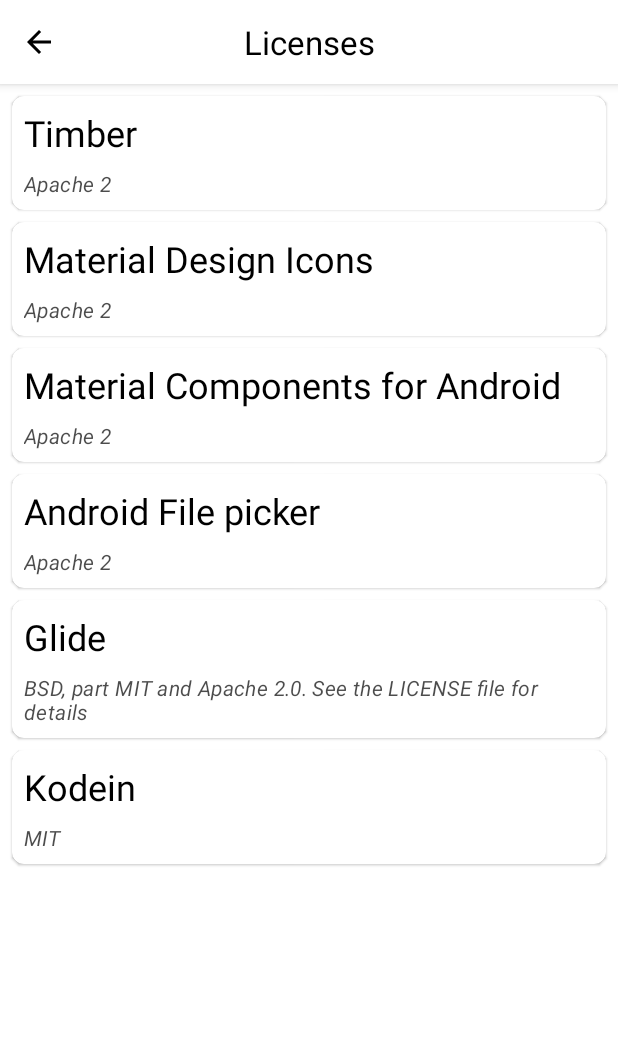
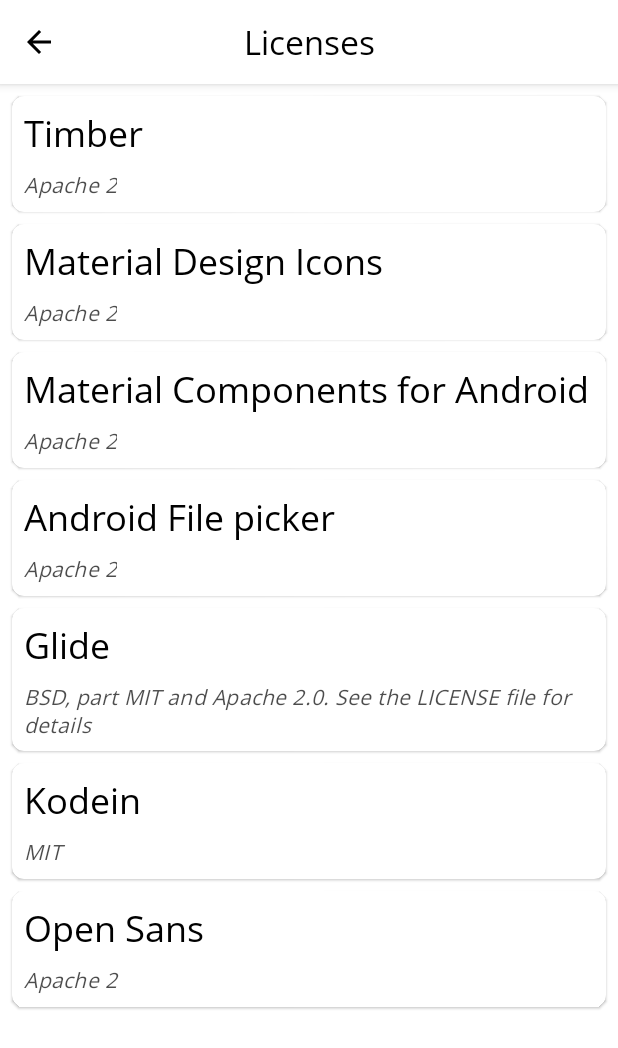
Before and after one commit to MarcDonald/Earworm, an Android app: the LicensesActivity screen opened directly, with no data from a screen before it, on a phone screen of 412 x 824 dp. Shown: the top 1048 px of the screen. Run offline under Robolectric (Android 15) with nearby library versions, the phone set to English and light mode, and no system bars.

Commit message:
Use Open Sans as main app font

```diff
--- a/app/src/main/java/app/marcdev/earworm/settingsscreen/LicensesActivity.kt
+++ b/app/src/main/java/app/marcdev/earworm/settingsscreen/LicensesActivity.kt
@@ -41,6 +41,9 @@ class LicensesActivity : EarwormActivity() {
 
     val kodeinCard = findViewById<CardView>(R.id.card_kodein)
     kodeinCard.setOnClickListener { launchUrl("https://github.com/Kodein-Framework/Kodein-DI") }
+
+    val openSansCard = findViewById<CardView>(R.id.card_open_sans)
+    openSansCard.setOnClickListener { launchUrl("https://fonts.google.com/specimen/Open+Sans") }
   }
 
   private fun launchUrl(url: String) {
--- a/app/src/main/res/layout/activity_licenses.xml
+++ b/app/src/main/res/layout/activity_licenses.xml
@@ -215,7 +215,6 @@
         android:layout_width="match_parent"
         android:layout_height="wrap_content"
         android:layout_margin="@dimen/marginStandard"
-        app:layout_constraintBottom_toBottomOf="parent"
         app:layout_constraintEnd_toEndOf="parent"
         app:layout_constraintStart_toStartOf="parent"
         app:layout_constraintTop_toBottomOf="@id/card_glide">
@@ -247,6 +246,45 @@
             app:layout_constraintTop_toBottomOf="@id/txt_kodein_title" />
         </androidx.constraintlayout.widget.ConstraintLayout>
       </com.google.android.material.card.MaterialCardView>
+
+      <com.google.android.material.card.MaterialCardView
+        android:id="@+id/card_open_sans"
+        style="@style/Widget.Earworm.CardView.Rounded"
+        android:layout_width="match_parent"
+        android:layout_height="wrap_content"
+        android:layout_margin="@dimen/marginStandard"
+        app:layout_constraintBottom_toBottomOf="parent"
+        app:layout_constraintEnd_toEndOf="parent"
+        app:layout_constraintStart_toStartOf="parent"
+        app:layout_constraintTop_toBottomOf="@id/card_kodein">
+
+        <androidx.constraintlayout.widget.ConstraintLayout
+          android:layout_width="match_parent"
+          android:layout_height="match_parent"
+          android:background="?selectableItemBackground">
+
+          <TextView
+            android:id="@+id/txt_open_sans_title"
+            android:textAppearance="@style/TextAppearance.Earworm.LicenseTitle"
+            android:layout_width="wrap_content"
+            android:layout_height="wrap_content"
+            android:layout_margin="@dimen/marginStandard"
+            android:text="@string/open_sans"
+            app:layout_constraintStart_toStartOf="parent"
+            app:layout_constraintTop_toTopOf="parent" />
+
+          <TextView
+            android:layout_width="0dp"
+            android:layout_height="wrap_content"
+            android:layout_margin="@dimen/marginStandard"
+            android:text="@string/apache_2"
+            android:textAppearance="@style/TextAppearance.Earworm.LicenseLicense"
+            app:layout_constraintBottom_toBottomOf="parent"
+            app:layout_constraintEnd_toEndOf="parent"
+            app:layout_constraintStart_toStartOf="parent"
+            app:layout_constraintTop_toBottomOf="@id/txt_open_sans_title" />
+        </androidx.constraintlayout.widget.ConstraintLayout>
+      </com.google.android.material.card.MaterialCardView>
     </androidx.constraintlayout.widget.ConstraintLayout>
   </androidx.core.widget.NestedScrollView>
 </androidx.coordinatorlayout.widget.CoordinatorLayout>
--- a/app/src/main/res/values/strings.xml
+++ b/app/src/main/res/values/strings.xml
@@ -83,5 +83,6 @@
   <string name="mit">MIT</string>
   <string name="glide_license">BSD, part MIT and Apache 2.0. See the LICENSE file for details</string>
   <string name="kodein">Kodein</string>
+  <string name="open_sans">Open Sans</string>
   <!--endregion-->
 </resources>
--- a/app/src/main/res/values/styles.xml
+++ b/app/src/main/res/values/styles.xml
@@ -115,6 +115,7 @@
 
   <!--region Text Appearances-->
   <style name="TextAppearance.Earworm.Base" parent="TextAppearance.MaterialComponents.Body1">
+    <item name="fontFamily">@font/open_sans</item>
     <item name="android:textColor">?attr/earwormTextOnPrimary</item>
   </style>
 
@@ -128,11 +129,10 @@
     <item name="android:textAllCaps">false</item>
     <item name="android:textSize">20sp</item>
     <item name="android:letterSpacing">0</item>
+    <item name="fontFamily">@font/open_sans_semibold</item>
   </style>
 
   <style name="TextAppearance.Earworm.ItemNameMainDisplay" parent="TextAppearance.Earworm.Base">
-    <item name="fontFamily">sans-serif</item>
-    <item name="android:fontFamily">sans-serif</item>
     <item name="android:textStyle">normal</item>
     <item name="android:textAllCaps">false</item>
     <item name="android:textSize">24sp</item>
@@ -140,8 +140,6 @@
   </style>
 
   <style name="TextAppearance.Earworm.ItemTypeMainDisplay" parent="TextAppearance.Earworm.Base">
-    <item name="fontFamily">sans-serif</item>
-    <item name="android:fontFamily">sans-serif</item>
     <item name="android:textAllCaps">false</item>
     <item name="android:textSize">24sp</item>
     <item name="android:letterSpacing">0</item>
```
Also changed, not shown: app/src/main/res/font/open_sans.ttf (added), app/src/main/res/font/open_sans_semibold.ttf (added), 1 other file.
